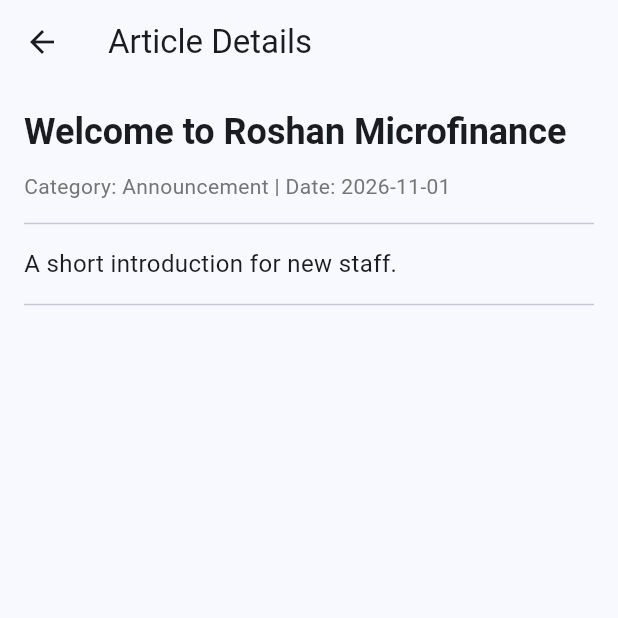
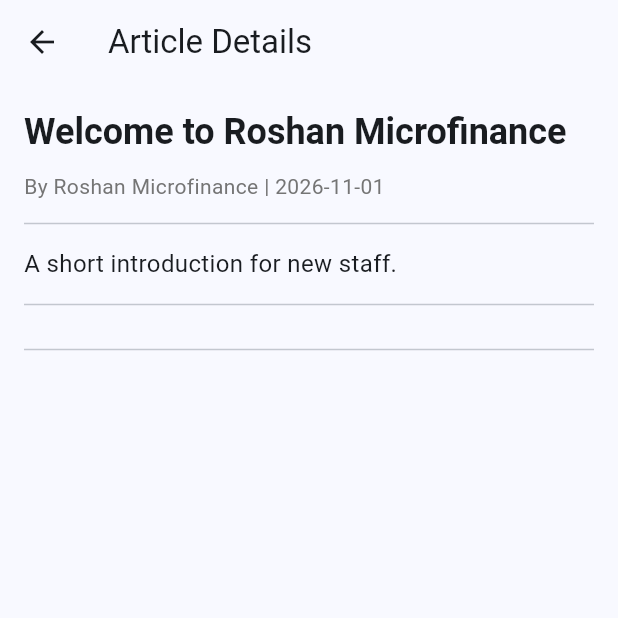
Before and after one commit to sarmadashfaq333/roshan_news_reader, a Flutter app: the screen it shows after launch, after a tap on "Welcome to Roshan Microfinance", on a phone screen of 412 x 824 dp, the top half of it. Run offline on Flutter 3.47's test engine with Material 3 defaults, Android fonts, the phone set to English and light mode, and no system bars.

Commit message:
Task02: Fixed: Added author and body text as requested.

```diff
--- a/lib/article_detail_screen.dart
+++ b/lib/article_detail_screen.dart
@@ -17,9 +17,11 @@ class ArticleDetailScreen extends StatelessWidget {
             children: [
               Text(article.title, style: Theme.of(context).textTheme.headlineSmall?.copyWith(fontWeight: FontWeight.bold)),
               const SizedBox(height: 10),
-              Text('Category: ${article.category} | Date: ${article.date}', style: TextStyle(color: Colors.grey[600])),
+              Text('By ${article.author} | ${article.date}', style: TextStyle(color: Colors.grey[600])),
               const Divider(height: 30),
-              Text(article.summary, style: const TextStyle(fontSize: 16, height: 1.5)),
+              Text(article.body, style: const TextStyle(fontSize: 16, height: 1.5)),
+              const Divider(height: 30),
+
               const Divider(height: 30),
 
             ],
--- a/lib/models/article.dart
+++ b/lib/models/article.dart
@@ -1,14 +1,18 @@
 class Article {
   final int id;
   final String title;
+  final String author;
   final String summary;
+  final String body;
   final String category;
   final String date;
 
   const Article({
     required this.id,
     required this.title,
+    required this.author,
     required this.summary,
+    required this.body,
     required this.category,
     required this.date,
   });
@@ -17,7 +21,9 @@ class Article {
     return Article(
       id: json['id'] as int,
       title: json['title'] as String,
+      author: json['author'] as String? ?? 'Roshan Microfinance',
       summary: json['summary'] as String,
+      body: json['body'] as String? ?? json['summary'] as String,
       category: json['category'] as String,
       date: json['date'] as String,
     );
```
